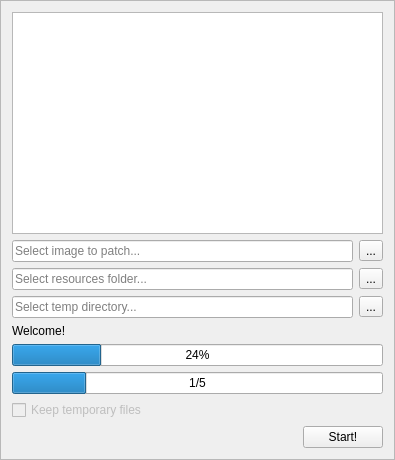
Qt form game-specific/Metroid Prime 3/Paster/main.ui (mbystryantsev/consolgames-tools) before a commit.
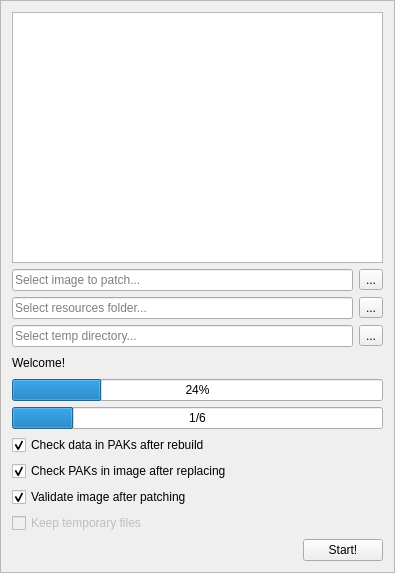
The same form after that commit.

The edit to the form file:
```diff
--- a/game-specific/Metroid Prime 3/Paster/main.ui
+++ b/game-specific/Metroid Prime 3/Paster/main.ui
@@ -7,7 +7,7 @@
     <x>0</x>
     <y>0</y>
     <width>395</width>
-    <height>460</height>
+    <height>573</height>
    </rect>
   </property>
   <property name="windowTitle">
@@ -88,11 +88,35 @@
     </layout>
    </item>
    <item>
-    <widget class="QLabel" name="statusLabel">
-     <property name="text">
-      <string>Welcome!</string>
-     </property>
-    </widget>
+    <layout class="QHBoxLayout" name="horizontalLayout_5">
+     <item>
+      <widget class="QLabel" name="statusLabel">
+       <property name="text">
+        <string>Welcome!</string>
+       </property>
+      </widget>
+     </item>
+     <item>
+      <spacer name="horizontalSpacer_2">
+       <property name="orientation">
+        <enum>Qt::Horizontal</enum>
+       </property>
+       <property name="sizeHint" stdset="0">
+        <size>
+         <width>40</width>
+         <height>20</height>
+        </size>
+       </property>
+      </spacer>
+     </item>
+     <item>
+      <widget class="QLabel" name="messageLabel">
+       <property name="text">
+        <string/>
+       </property>
+      </widget>
+     </item>
+    </layout>
    </item>
    <item>
     <widget class="QProgressBar" name="itemProgressBar">
@@ -104,13 +128,46 @@
    <item>
     <widget class="QProgressBar" name="totalProgressBar">
      <property name="maximum">
-      <number>5</number>
+      <number>6</number>
      </property>
      <property name="value">
       <number>1</number>
      </property>
+     <property name="textVisible">
+      <bool>true</bool>
+     </property>
      <property name="format">
-      <string>%v/5</string>
+      <string>%v/6</string>
+     </property>
+    </widget>
+   </item>
+   <item>
+    <widget class="QCheckBox" name="checkData">
+     <property name="text">
+      <string>Check data in PAKs after rebuild</string>
+     </property>
+     <property name="checked">
+      <bool>true</bool>
+     </property>
+    </widget>
+   </item>
+   <item>
+    <widget class="QCheckBox" name="checkPaks">
+     <property name="text">
+      <string>Check PAKs in image after replacing</string>
+     </property>
+     <property name="checked">
+      <bool>true</bool>
+     </property>
+    </widget>
+   </item>
+   <item>
+    <widget class="QCheckBox" name="checkImage">
+     <property name="text">
+      <string>Validate image after patching</string>
+     </property>
+     <property name="checked">
+      <bool>true</bool>
      </property>
     </widget>
    </item>
```
